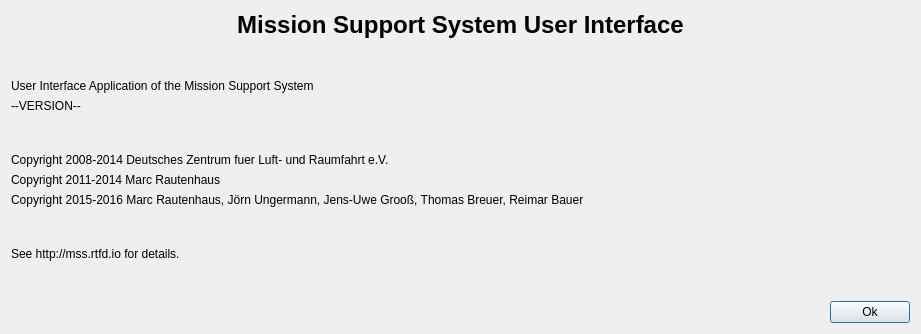
Old version of the form mslib/msui/ui_about_dialog.ui in the repository Open-MSS/MSS.
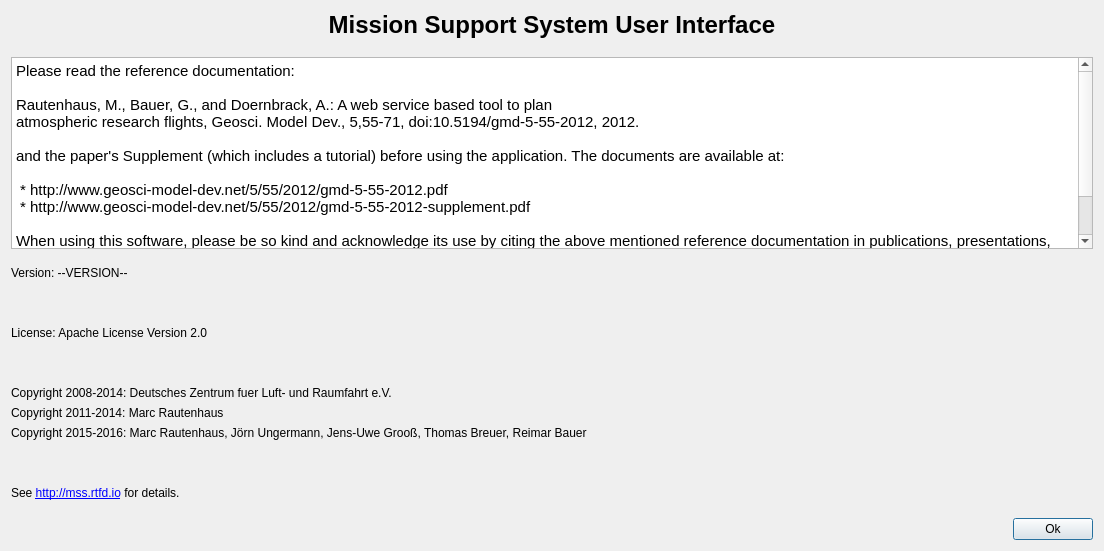
New version of the form.

Commit message: Reference documentation added into About Section

```diff
--- a/mslib/msui/ui_about_dialog.ui
+++ b/mslib/msui/ui_about_dialog.ui
@@ -6,8 +6,8 @@
    <rect>
     <x>0</x>
     <y>0</y>
-    <width>921</width>
-    <height>334</height>
+    <width>1104</width>
+    <height>551</height>
    </rect>
   </property>
   <property name="windowTitle">
@@ -48,16 +48,59 @@
     </spacer>
    </item>
    <item>
-    <widget class="QLabel" name="label_2">
-     <property name="text">
-      <string>User Interface Application of the Mission Support System</string>
+    <widget class="QTextBrowser" name="textBrowser">
+     <property name="maximumSize">
+      <size>
+       <width>1310</width>
+       <height>192</height>
+      </size>
+     </property>
+     <property name="html">
+      <string>&lt;!DOCTYPE HTML PUBLIC &quot;-//W3C//DTD HTML 4.0//EN&quot; &quot;http://www.w3.org/TR/REC-html40/strict.dtd&quot;&gt;
+&lt;html&gt;&lt;head&gt;&lt;meta name=&quot;qrichtext&quot; content=&quot;1&quot; /&gt;&lt;style type=&quot;text/css&quot;&gt;
+p, li { white-space: pre-wrap; }
+&lt;/style&gt;&lt;/head&gt;&lt;body style=&quot; font-family:'Ubuntu'; font-size:11pt; font-weight:400; font-style:normal;&quot;&gt;
+&lt;p style=&quot; margin-top:12px; margin-bottom:12px; margin-left:0px; margin-right:0px; -qt-block-indent:0; text-indent:0px;&quot;&gt;&lt;span style=&quot; font-family:'DejaVu Sans Mono'; color:#000000; background-color:#ffffff;&quot;&gt;Please read the reference documentation:&lt;/span&gt;&lt;span style=&quot; font-family:'DejaVu Sans Mono'; color:#000000;&quot;&gt;&lt;br /&gt;&lt;br /&gt;Rautenhaus, M., Bauer, G., and Doernbrack, A.: A web service based tool to plan&lt;br /&gt;atmospheric research flights, Geosci. Model Dev., 5,55-71, doi:10.5194/gmd-5-55-2012, 2012.&lt;br /&gt;&lt;br /&gt;and the paper's Supplement (which includes a tutorial) before using the application. The documents are available at:&lt;br /&gt;&lt;br /&gt; * &lt;/span&gt;&lt;span style=&quot; font-family:'DejaVu Sans Mono'; color:#000000; background-color:#ffffff;&quot;&gt;http://www.geosci-model-dev.net/5/55/2012/gmd-5-55-2012.pdf&lt;/span&gt;&lt;span style=&quot; font-family:'DejaVu Sans Mono'; color:#000000;&quot;&gt;&lt;br /&gt; * http://www.geosci-model-dev.net/5/55/2012/gmd-5-55-2012-supplement.pdf&lt;br /&gt;&lt;br /&gt;When using this software, please be so kind and acknowledge its use by citing the above mentioned reference documentation in publications, presentations, reports, etc. that you create. Thank you very much.&lt;br /&gt;&lt;br /&gt;&lt;/span&gt;&lt;/p&gt;&lt;/body&gt;&lt;/html&gt;</string>
      </property>
     </widget>
    </item>
+   <item>
+    <spacer name="verticalSpacer_3">
+     <property name="orientation">
+      <enum>Qt::Vertical</enum>
+     </property>
+     <property name="sizeHint" stdset="0">
+      <size>
+       <width>20</width>
+       <height>6</height>
+      </size>
+     </property>
+    </spacer>
+   </item>
    <item>
     <widget class="QLabel" name="lblVersion">
      <property name="text">
-      <string>--VERSION--</string>
+      <string>Version: --VERSION--</string>
+     </property>
+    </widget>
+   </item>
+   <item>
+    <spacer name="verticalSpacer_5">
+     <property name="orientation">
+      <enum>Qt::Vertical</enum>
+     </property>
+     <property name="sizeHint" stdset="0">
+      <size>
+       <width>20</width>
+       <height>40</height>
+      </size>
+     </property>
+    </spacer>
+   </item>
+   <item>
+    <widget class="QLabel" name="label_7">
+     <property name="text">
+      <string>License: Apache License Version 2.0</string>
      </property>
     </widget>
    </item>
@@ -69,7 +112,7 @@
      <property name="sizeHint" stdset="0">
       <size>
        <width>20</width>
-       <height>7</height>
+       <height>40</height>
       </size>
      </property>
     </spacer>
@@ -77,33 +120,33 @@
    <item>
     <widget class="QLabel" name="label_3">
      <property name="text">
-      <string>Copyright 2008-2014 Deutsches Zentrum fuer Luft- und Raumfahrt e.V.</string>
+      <string>Copyright 2008-2014: Deutsches Zentrum fuer Luft- und Raumfahrt e.V.</string>
      </property>
     </widget>
    </item>
    <item>
     <widget class="QLabel" name="label_4">
      <property name="text">
-      <string>Copyright 2011-2014 Marc Rautenhaus</string>
+      <string>Copyright 2011-2014: Marc Rautenhaus</string>
      </property>
     </widget>
    </item>
    <item>
     <widget class="QLabel" name="label_5">
      <property name="text">
-      <string>Copyright 2015-2016 Marc Rautenhaus, Jörn Ungermann, Jens-Uwe Grooß, Thomas Breuer, Reimar Bauer</string>
+      <string>Copyright 2015-2016: Marc Rautenhaus, Jörn Ungermann, Jens-Uwe Grooß, Thomas Breuer, Reimar Bauer</string>
      </property>
     </widget>
    </item>
    <item>
-    <spacer name="verticalSpacer_3">
+    <spacer name="verticalSpacer_6">
      <property name="orientation">
       <enum>Qt::Vertical</enum>
      </property>
      <property name="sizeHint" stdset="0">
       <size>
        <width>20</width>
-       <height>6</height>
+       <height>40</height>
       </size>
      </property>
     </spacer>
@@ -111,7 +154,7 @@
    <item>
     <widget class="QLabel" name="label_6">
      <property name="text">
-      <string>See http://mss.rtfd.io for details.</string>
+      <string>&lt;html&gt;&lt;head/&gt;&lt;body&gt;&lt;p&gt;See &lt;a href=&quot;http://mss.rtfd.io&quot;&gt;&lt;span style=&quot; text-decoration: underline; color:#0000ff;&quot;&gt;http://mss.rtfd.io&lt;/span&gt;&lt;/a&gt; for details.&lt;/p&gt;&lt;/body&gt;&lt;/html&gt;</string>
      </property>
     </widget>
    </item>
```
The commit also changes 3 other files.
